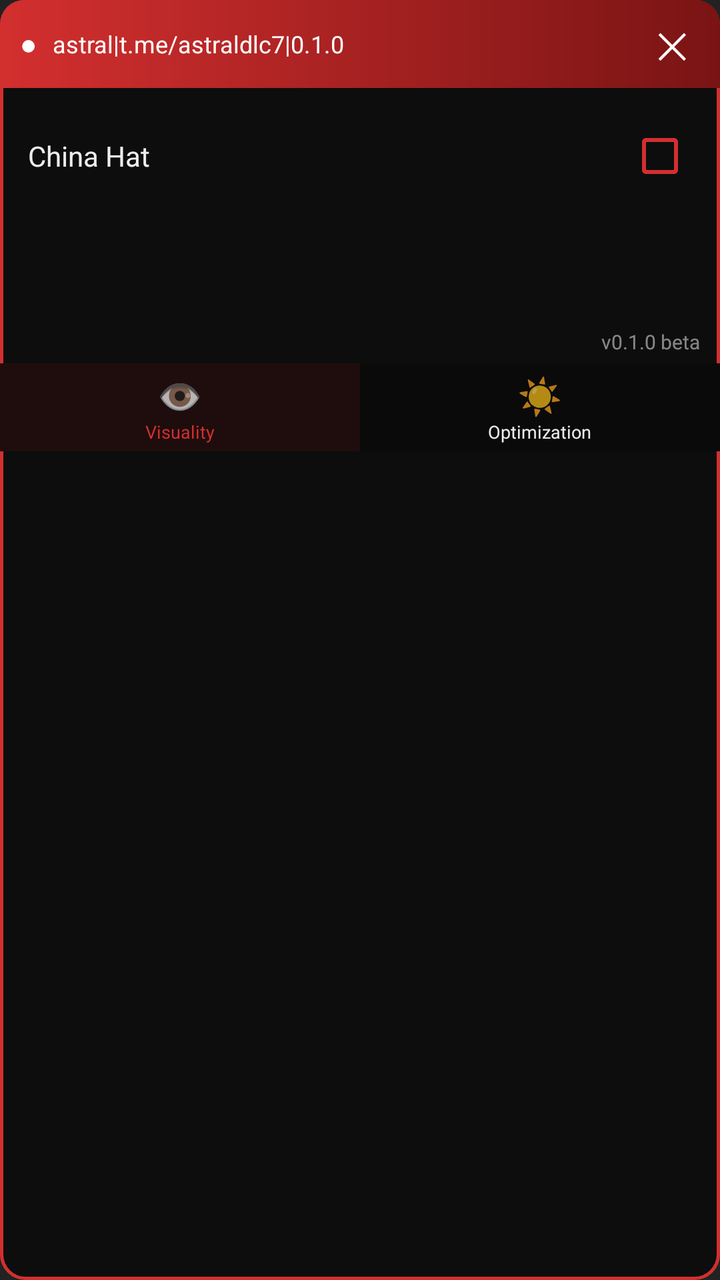
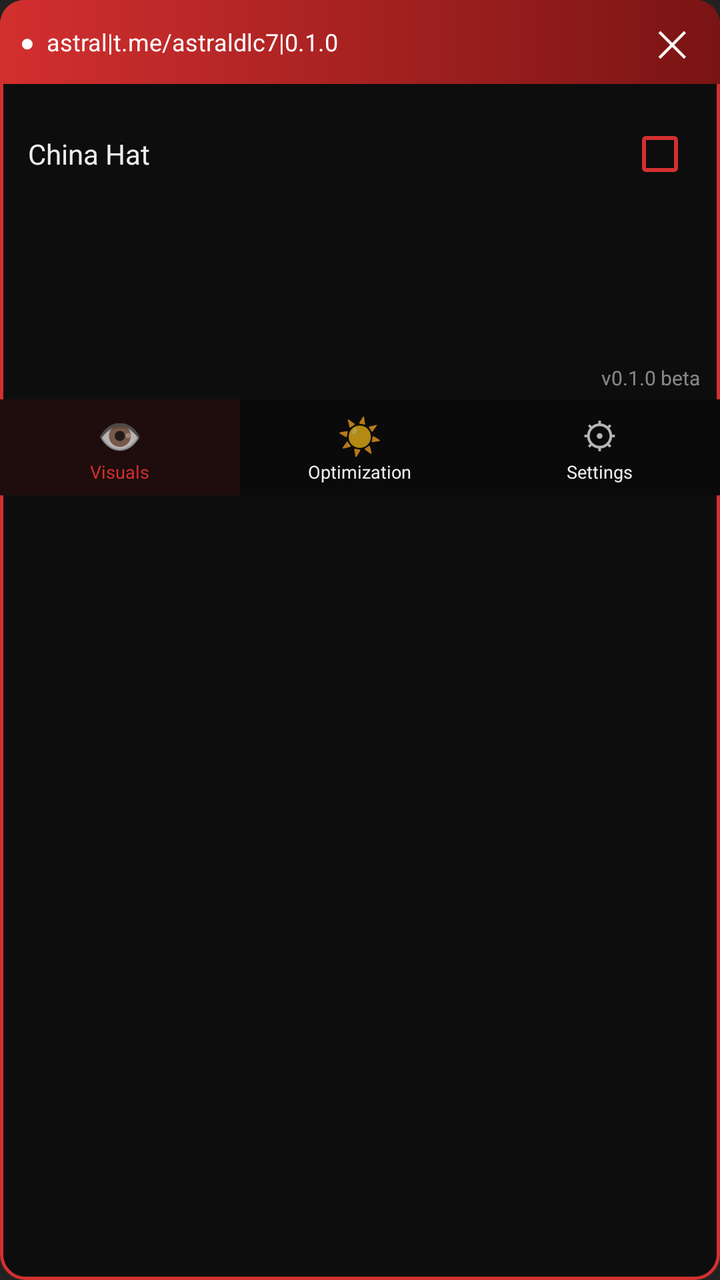

Compare the two renders of this Android layout. The source of the first and the diff that turns it into the second are given below.
<!-- AndroidManifest.xml: application theme Theme.Astral -->
<!-- res/layout/astral_menu.xml -->
<?xml version="1.0" encoding="utf-8"?>
<LinearLayout xmlns:android="http://schemas.android.com/apk/res/android"
    android:id="@+id/root" android:layout_width="340dp"
    android:layout_height="wrap_content" android:orientation="vertical"
    android:background="@drawable/astral_panel_bg">
    <LinearLayout android:id="@+id/header"
        android:layout_width="match_parent" android:layout_height="44dp"
        android:orientation="horizontal" android:gravity="center_vertical"
        android:background="@drawable/astral_header_bg"
        android:paddingStart="10dp" android:paddingEnd="10dp">
        <TextView android:layout_width="wrap_content"
            android:layout_height="wrap_content"
            android:text="●" android:textColor="#FFFFFFFF"
            android:textSize="14sp" android:layout_marginEnd="8dp"/>
        <TextView android:layout_width="0dp" android:layout_height="wrap_content"
            android:layout_weight="1"
            android:text="astral|t.me/astraldlc7|0.1.0"
            android:textColor="#FFFFFFFF" android:textSize="12sp"/>
        <TextView android:id="@+id/btnClose"
            android:layout_width="wrap_content" android:layout_height="wrap_content"
            android:text="✕" android:textColor="#FFFFFFFF"
            android:textSize="18sp" android:padding="6dp"/>
    </LinearLayout>
    <FrameLayout android:layout_width="match_parent"
        android:layout_height="wrap_content" android:minHeight="120dp">
        <LinearLayout android:id="@+id/pageVisual"
            android:layout_width="match_parent" android:layout_height="wrap_content"
            android:orientation="vertical" android:padding="14dp">
            <LinearLayout android:layout_width="match_parent"
                android:layout_height="40dp" android:orientation="horizontal"
                android:gravity="center_vertical">
                <TextView android:layout_width="0dp" android:layout_height="wrap_content"
                    android:layout_weight="1" android:text="China Hat"
                    android:textColor="#FFEDEDED" android:textSize="14sp"/>
                <CheckBox android:id="@+id/cbChinaHat"
                    android:layout_width="wrap_content" android:layout_height="wrap_content"
                    android:buttonTint="#FFD32F2F"/>
            </LinearLayout>
        </LinearLayout>
        <LinearLayout android:id="@+id/pageOpt"
            android:layout_width="match_parent" android:layout_height="wrap_content"
            android:orientation="vertical" android:padding="14dp"
            android:visibility="gone">
            <LinearLayout android:layout_width="match_parent"
                android:layout_height="40dp" android:orientation="horizontal"
                android:gravity="center_vertical">
                <TextView android:layout_width="0dp" android:layout_height="wrap_content"
                    android:layout_weight="1" android:text="120 FPS"
                    android:textColor="#FFEDEDED" android:textSize="14sp"/>
                <CheckBox android:id="@+id/cbFps"
                    android:layout_width="wrap_content" android:layout_height="wrap_content"
                    android:buttonTint="#FFD32F2F"/>
            </LinearLayout>
            <LinearLayout android:layout_width="match_parent"
                android:layout_height="40dp" android:orientation="horizontal"
                android:gravity="center_vertical">
                <TextView android:layout_width="0dp" android:layout_height="wrap_content"
                    android:layout_weight="1" android:text="Сверхплавно"
                    android:textColor="#FFEDEDED" android:textSize="14sp"/>
                <CheckBox android:id="@+id/cbSmooth"
                    android:layout_width="wrap_content" android:layout_height="wrap_content"
                    android:buttonTint="#FFD32F2F"/>
            </LinearLayout>
            <LinearLayout android:layout_width="match_parent"
                android:layout_height="40dp" android:orientation="horizontal"
                android:gravity="center_vertical">
                <TextView android:layout_width="0dp" android:layout_height="wrap_content"
                    android:layout_weight="1" android:text="No Lag"
                    android:textColor="#FFEDEDED" android:textSize="14sp"/>
                <CheckBox android:id="@+id/cbNoLag"
                    android:layout_width="wrap_content" android:layout_height="wrap_content"
                    android:buttonTint="#FFD32F2F"/>
            </LinearLayout>
        </LinearLayout>
    </FrameLayout>
    <TextView android:layout_width="match_parent"
        android:layout_height="wrap_content"
        android:text="v0.1.0 beta" android:textColor="#80FFFFFF"
        android:textSize="10sp" android:gravity="end"
        android:paddingEnd="10dp" android:paddingBottom="4dp"/>
    <LinearLayout android:layout_width="match_parent"
        android:layout_height="44dp" android:orientation="horizontal"
        android:background="#FF0A0A0A">
        <LinearLayout android:id="@+id/tabVisual"
            android:layout_width="0dp" android:layout_height="match_parent"
            android:layout_weight="1" android:orientation="vertical"
            android:gravity="center" android:background="#1AD32F2F">
            <TextView android:layout_width="wrap_content"
                android:layout_height="wrap_content" android:text="👁"
                android:textSize="18sp"/>
            <TextView android:layout_width="wrap_content"
                android:layout_height="wrap_content" android:text="Visuality"
                android:textColor="#FFD32F2F" android:textSize="9sp"/>
        </LinearLayout>
        <LinearLayout android:id="@+id/tabOpt"
            android:layout_width="0dp" android:layout_height="match_parent"
            android:layout_weight="1" android:orientation="vertical"
            android:gravity="center">
            <TextView android:layout_width="wrap_content"
                android:layout_height="wrap_content" android:text="☀"
                android:textSize="18sp"/>
            <TextView android:layout_width="wrap_content"
                android:layout_height="wrap_content" android:text="Optimization"
                android:textColor="#FFEDEDED" android:textSize="9sp"/>
        </LinearLayout>
    </LinearLayout>
</LinearLayout>
<!-- resources referenced by this layout -->
<resources>
  <!-- drawable astral_header_bg (drawable) -->
  <?xml version="1.0" encoding="utf-8"?>
  <shape xmlns:android="http://schemas.android.com/apk/res/android">
      <gradient android:startColor="#FFD32F2F" android:endColor="#FF7A1414" android:angle="0"/>
      <corners android:topLeftRadius="12dp" android:topRightRadius="12dp"/>
  </shape>
  <!-- drawable astral_panel_bg (drawable) -->
  <?xml version="1.0" encoding="utf-8"?>
  <shape xmlns:android="http://schemas.android.com/apk/res/android">
      <solid android:color="@color/astral_bg"/>
      <stroke android:width="1.5dp" android:color="@color/astral_red"/>
      <corners android:radius="12dp"/>
  </shape>
  <style name="Theme.Astral" parent="Theme.AppCompat.NoActionBar">
          <item name="android:windowBackground">@color/astral_bg</item>
          <item name="android:statusBarColor">@color/astral_bg</item>
      </style>
  <color name="astral_bg">#E60A0A0A</color>
  <color name="astral_red">#FFD32F2F</color>
</resources>

<!-- the commit's change to res/layout/astral_menu.xml (unified diff, before → after) -->
@@ -1,17 +1,17 @@
 <?xml version="1.0" encoding="utf-8"?>
 <LinearLayout xmlns:android="http://schemas.android.com/apk/res/android"
-    android:id="@+id/root" android:layout_width="340dp"
+    android:id="@+id/root" android:layout_width="360dp"
     android:layout_height="wrap_content" android:orientation="vertical"
     android:background="@drawable/astral_panel_bg">
     <LinearLayout android:id="@+id/header"
-        android:layout_width="match_parent" android:layout_height="44dp"
+        android:layout_width="match_parent" android:layout_height="42dp"
         android:orientation="horizontal" android:gravity="center_vertical"
         android:background="@drawable/astral_header_bg"
         android:paddingStart="10dp" android:paddingEnd="10dp">
         <TextView android:layout_width="wrap_content"
-            android:layout_height="wrap_content"
-            android:text="●" android:textColor="#FFFFFFFF"
-            android:textSize="14sp" android:layout_marginEnd="8dp"/>
+            android:layout_height="wrap_content" android:text="●"
+            android:textColor="#FFFFFFFF" android:textSize="12sp"
+            android:layout_marginEnd="6dp"/>
         <TextView android:layout_width="0dp" android:layout_height="wrap_content"
             android:layout_weight="1"
             android:text="astral|t.me/astraldlc7|0.1.0"
@@ -22,12 +22,12 @@
             android:textSize="18sp" android:padding="6dp"/>
     </LinearLayout>
     <FrameLayout android:layout_width="match_parent"
-        android:layout_height="wrap_content" android:minHeight="120dp">
+        android:layout_height="wrap_content" android:minHeight="140dp">
         <LinearLayout android:id="@+id/pageVisual"
             android:layout_width="match_parent" android:layout_height="wrap_content"
             android:orientation="vertical" android:padding="14dp">
             <LinearLayout android:layout_width="match_parent"
-                android:layout_height="40dp" android:orientation="horizontal"
+                android:layout_height="42dp" android:orientation="horizontal"
                 android:gravity="center_vertical">
                 <TextView android:layout_width="0dp" android:layout_height="wrap_content"
                     android:layout_weight="1" android:text="China Hat"
@@ -42,7 +42,7 @@
             android:orientation="vertical" android:padding="14dp"
             android:visibility="gone">
             <LinearLayout android:layout_width="match_parent"
-                android:layout_height="40dp" android:orientation="horizontal"
+                android:layout_height="42dp" android:orientation="horizontal"
                 android:gravity="center_vertical">
                 <TextView android:layout_width="0dp" android:layout_height="wrap_content"
                     android:layout_weight="1" android:text="120 FPS"
@@ -52,7 +52,7 @@
                     android:buttonTint="#FFD32F2F"/>
             </LinearLayout>
             <LinearLayout android:layout_width="match_parent"
-                android:layout_height="40dp" android:orientation="horizontal"
+                android:layout_height="42dp" android:orientation="horizontal"
                 android:gravity="center_vertical">
                 <TextView android:layout_width="0dp" android:layout_height="wrap_content"
                     android:layout_weight="1" android:text="Сверхплавно"
@@ -62,7 +62,7 @@
                     android:buttonTint="#FFD32F2F"/>
             </LinearLayout>
             <LinearLayout android:layout_width="match_parent"
-                android:layout_height="40dp" android:orientation="horizontal"
+                android:layout_height="42dp" android:orientation="horizontal"
                 android:gravity="center_vertical">
                 <TextView android:layout_width="0dp" android:layout_height="wrap_content"
                     android:layout_weight="1" android:text="No Lag"
@@ -72,6 +72,33 @@
                     android:buttonTint="#FFD32F2F"/>
             </LinearLayout>
         </LinearLayout>
+        <LinearLayout android:id="@+id/pageSet"
+            android:layout_width="match_parent" android:layout_height="wrap_content"
+            android:orientation="vertical" android:padding="14dp"
+            android:visibility="gone">
+            <LinearLayout android:layout_width="match_parent"
+                android:layout_height="42dp" android:orientation="horizontal"
+                android:gravity="center_vertical">
+                <TextView android:layout_width="0dp" android:layout_height="wrap_content"
+                    android:layout_weight="1" android:text="Растяг экрана 4:3"
+                    android:textColor="#FFEDEDED" android:textSize="14sp"/>
+                <CheckBox android:id="@+id/cbStretch"
+                    android:layout_width="wrap_content" android:layout_height="wrap_content"
+                    android:buttonTint="#FFD32F2F"/>
+            </LinearLayout>
+            <LinearLayout android:layout_width="match_parent"
+                android:layout_height="42dp" android:orientation="horizontal"
+                android:gravity="center_vertical">
+                <TextView android:layout_width="0dp" android:layout_height="wrap_content"
+                    android:layout_weight="1" android:text="Скрыть меню"
+                    android:textColor="#FFEDEDED" android:textSize="14sp"/>
+                <TextView android:id="@+id/btnHide"
+                    android:layout_width="wrap_content" android:layout_height="wrap_content"
+                    android:text="СКРЫТЬ" android:textColor="#FFD32F2F"
+                    android:textSize="12sp" android:padding="8dp"
+                    android:background="#1AD32F2F"/>
+            </LinearLayout>
+        </LinearLayout>
     </FrameLayout>
     <TextView android:layout_width="match_parent"
         android:layout_height="wrap_content"
@@ -79,7 +106,7 @@
         android:textSize="10sp" android:gravity="end"
         android:paddingEnd="10dp" android:paddingBottom="4dp"/>
     <LinearLayout android:layout_width="match_parent"
-        android:layout_height="44dp" android:orientation="horizontal"
+        android:layout_height="48dp" android:orientation="horizontal"
         android:background="#FF0A0A0A">
         <LinearLayout android:id="@+id/tabVisual"
             android:layout_width="0dp" android:layout_height="match_parent"
@@ -89,7 +116,7 @@
                 android:layout_height="wrap_content" android:text="👁"
                 android:textSize="18sp"/>
             <TextView android:layout_width="wrap_content"
-                android:layout_height="wrap_content" android:text="Visuality"
+                android:layout_height="wrap_content" android:text="Visuals"
                 android:textColor="#FFD32F2F" android:textSize="9sp"/>
         </LinearLayout>
         <LinearLayout android:id="@+id/tabOpt"
@@ -103,5 +130,16 @@
                 android:layout_height="wrap_content" android:text="Optimization"
                 android:textColor="#FFEDEDED" android:textSize="9sp"/>
         </LinearLayout>
+        <LinearLayout android:id="@+id/tabSet"
+            android:layout_width="0dp" android:layout_height="match_parent"
+            android:layout_weight="1" android:orientation="vertical"
+            android:gravity="center">
+            <TextView android:layout_width="wrap_content"
+                android:layout_height="wrap_content" android:text="⚙"
+                android:textSize="18sp"/>
+            <TextView android:layout_width="wrap_content"
+                android:layout_height="wrap_content" android:text="Settings"
+                android:textColor="#FFEDEDED" android:textSize="9sp"/>
+        </LinearLayout>
     </LinearLayout>
 </LinearLayout>
